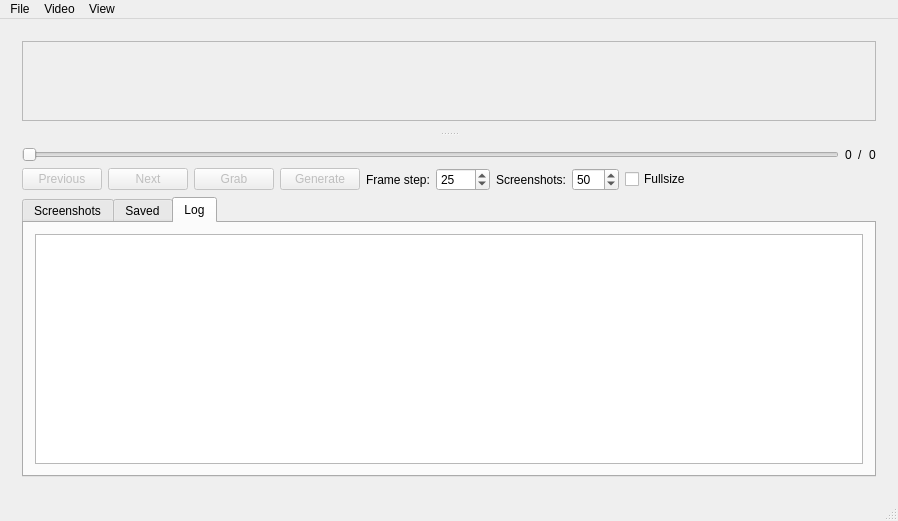
Before: the Qt Designer form mainwindow.ui in labyrinthofdreams/screenpicker, drawn with Qt 5.
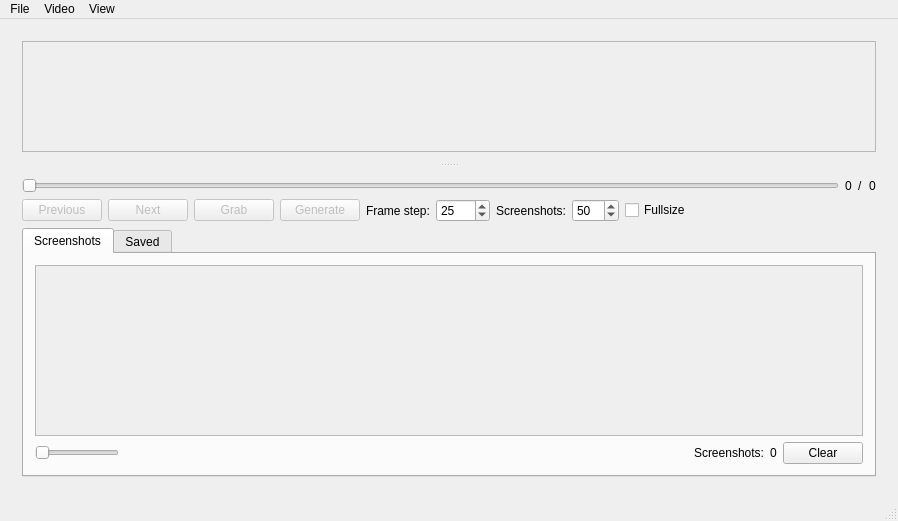
After: the same form once the commit is applied. The open tabs and pages were chosen to show the change. Custom widgets are drawn as their Qt base class.

Commit message: Removed Log tab

The edit to the form file:
```diff
--- a/mainwindow.ui
+++ b/mainwindow.ui
@@ -411,16 +411,6 @@
             </item>
            </layout>
           </widget>
-          <widget class="QWidget" name="log">
-           <attribute name="title">
-            <string>Log</string>
-           </attribute>
-           <layout class="QVBoxLayout" name="verticalLayout_4">
-            <item>
-             <widget class="QPlainTextEdit" name="logger"/>
-            </item>
-           </layout>
-          </widget>
          </widget>
         </item>
        </layout>
```
